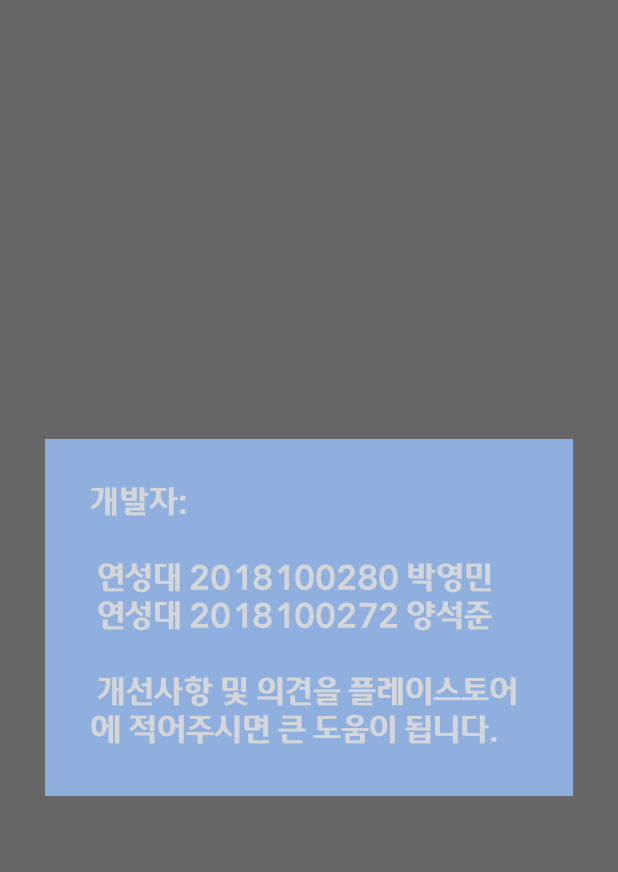
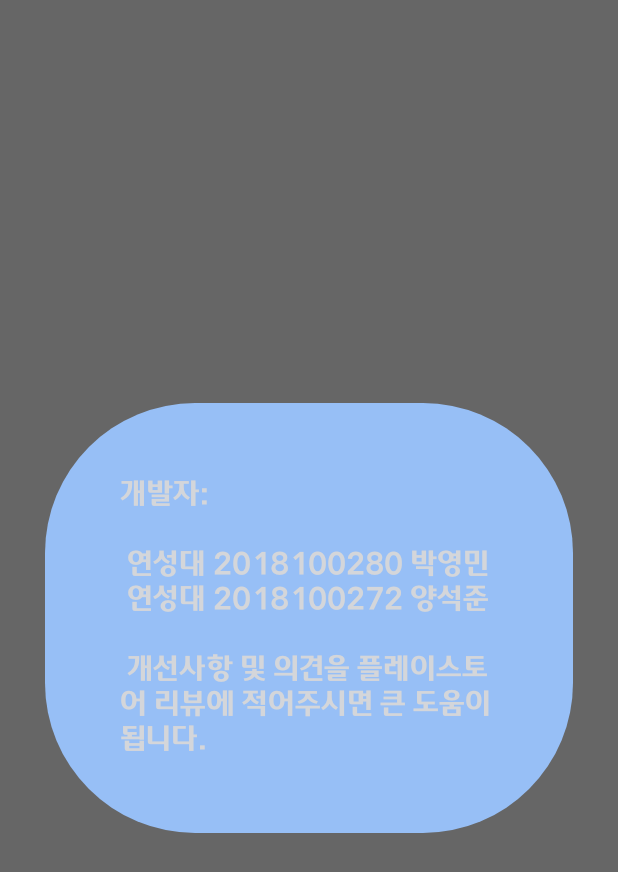
Before and after one commit to yeongmin7870/yeonsungBus, an Android app: the layout activity_popup.xml on its own in the app's theme, with its tools: preview values and no code run, on a phone screen of 412 x 824 dp. Shown: the top 872 px of the screen. Run offline under Robolectric (Android 15) with nearby library versions, the phone set to English and light mode, and no system bars.

Commit message:
pop shape finish

```diff
--- a/app/src/main/res/drawable/popup.xml
+++ b/app/src/main/res/drawable/popup.xml
@@ -1,5 +1,6 @@
 <?xml version="1.0" encoding="utf-8"?>
 <shape xmlns:android="http://schemas.android.com/apk/res/android"
     android:shape="rectangle">
-    <solid android:color="#FF000000" />
+    <solid android:color="@color/popfor" />
+    <corners android:radius="100dp"/>
 </shape>
--- a/app/src/main/res/layout/activity_popup.xml
+++ b/app/src/main/res/layout/activity_popup.xml
@@ -10,9 +10,9 @@
         android:layout_width="wrap_content"
         android:layout_height="wrap_content"
         android:layout_centerInParent="true"
-        android:textSize="22dp"
-        android:padding="30dp"
-        android:background="@color/popfor"
+        android:textSize="20dp"
+        android:padding="50dp"
+        android:background="@drawable/popup"
         android:textColor="#D4D6DA"
         android:fontFamily="@font/welcomeotfbold"
         android:text="@string/makePeople"/>
--- a/app/src/main/res/values/colors.xml
+++ b/app/src/main/res/values/colors.xml
@@ -9,5 +9,5 @@
     <color name="white">#FFFFFFFF</color>
     <color name="backgroud">#313957</color>
     <color name="popback">#99000000</color>
-    <color name="popfor">#CC9AC4FE</color>
+    <color name="popfor">#F29AC4FE</color>
 </resources>
--- a/app/src/main/res/values/strings.xml
+++ b/app/src/main/res/values/strings.xml
@@ -4,7 +4,7 @@
     <string name="dashboard_scroll_after">버스 정보</string>
     <string name="location">버스 노선 이름</string>
     <string name="enter_address">주소를 입력해주세요</string>
-    <string name="makePeople">개발자:\n\n 연성대 2018100280 박영민\n 연성대 2018100272 양석준\n\n 개선사항 및 의견을 플레이스토어에 적어주시면 큰 도움이 됩니다.</string>
+    <string name="makePeople">개발자:\n\n 연성대 2018100280 박영민\n 연성대 2018100272 양석준\n\n 개선사항 및 의견을 플레이스토어 리뷰에 적어주시면 큰 도움이 됩니다.</string>
     <string name="dummyText">
 Where does it come from?
 Contrary to popular belief, Lorem Ipsum is not simply random text. It has roots in a piece of classical Latin literature from 45 BC, making it over 2000 years old. Richard McClintock, a Latin professor at Hampden-Sydney College in Virginia, looked up one of the more obscure Latin words, consectetur, from a Lorem Ipsum passage, and going through the cites of the word in classical literature, discovered the undoubtable source. Lorem Ipsum comes from sections 1.10.32 and 1.10.33 of "de Finibus Bonorum et Malorum" (The Extremes of Good and Evil) by Cicero, written in 45 BC. This book is a treatise on the theory of ethics, very popular during the Renaissance. The first line of Lorem Ipsum, "Lorem ipsum dolor sit amet..", comes from a line in section 1.10.32.
```
